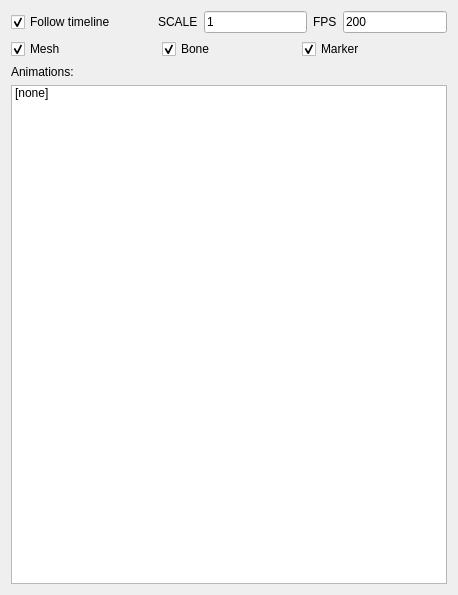
Above: trunk/src/plugins/animation/ui/OsgWidget.ui from mk4me/hm-mde-one before the change. Below: the same form after it.
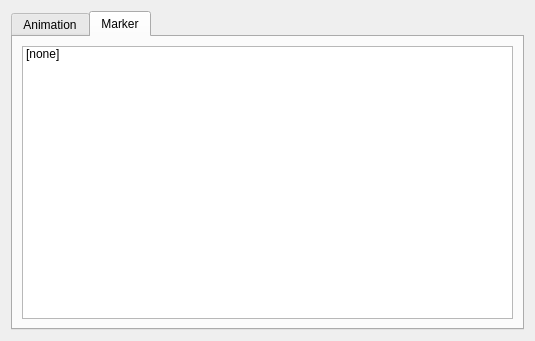
That is the form after the change.

Commit message: (rozbudowa animation Widget)dodanie możliwości zarządzania - wyświetlaniem scieżek markerów (wybór markerów)

The edit to the form file:
```diff
--- a/trunk/src/plugins/animation/ui/OsgWidget.ui
+++ b/trunk/src/plugins/animation/ui/OsgWidget.ui
@@ -6,8 +6,8 @@
    <rect>
     <x>0</x>
     <y>0</y>
-    <width>458</width>
-    <height>595</height>
+    <width>535</width>
+    <height>341</height>
    </rect>
   </property>
   <property name="sizePolicy">
@@ -26,6 +26,16 @@
    <string>OSG</string>
   </property>
   <layout class="QGridLayout" name="gridLayout">
+   <item row="0" column="0">
+    <widget class="QTabWidget" name="tabWidget">
+     <property name="currentIndex">
+      <number>1</number>
+     </property>
+     <widget class="QWidget" name="animationTab">
+      <attribute name="title">
+       <string>Animation</string>
+      </attribute>
+      <layout class="QGridLayout" name="gridLayout_2">
    <item row="0" column="0" colspan="6">
     <layout class="QVBoxLayout" name="verticalLayout_4">
      <item>
@@ -102,7 +112,7 @@
      </property>
      <property name="sizeHint" stdset="0">
       <size>
-       <width>80</width>
+           <width>94</width>
        <height>20</height>
       </size>
      </property>
@@ -125,7 +135,7 @@
      </property>
      <property name="sizeHint" stdset="0">
       <size>
-       <width>59</width>
+           <width>95</width>
        <height>20</height>
       </size>
      </property>
@@ -148,7 +158,7 @@
      </property>
      <property name="sizeHint" stdset="0">
       <size>
-       <width>80</width>
+           <width>94</width>
        <height>20</height>
       </size>
      </property>
@@ -172,6 +182,29 @@
    </item>
   </layout>
  </widget>
+     <widget class="QWidget" name="markerTab">
+      <attribute name="title">
+       <string>Marker</string>
+      </attribute>
+      <layout class="QGridLayout" name="gridLayout_3">
+       <item row="0" column="0">
+        <widget class="QListWidget" name="markerList">
+         <property name="selectionMode">
+          <enum>QAbstractItemView::MultiSelection</enum>
+         </property>
+         <item>
+          <property name="text">
+           <string>[none]</string>
+          </property>
+         </item>
+        </widget>
+       </item>
+      </layout>
+     </widget>
+    </widget>
+   </item>
+  </layout>
+ </widget>
  <resources/>
  <connections>
   <connection>
```
Left out of the diff: 119 changed lines with no effect on the pictures. Lines whose indentation alone changed are shown as unchanged. The commit also changes 9 other files.
